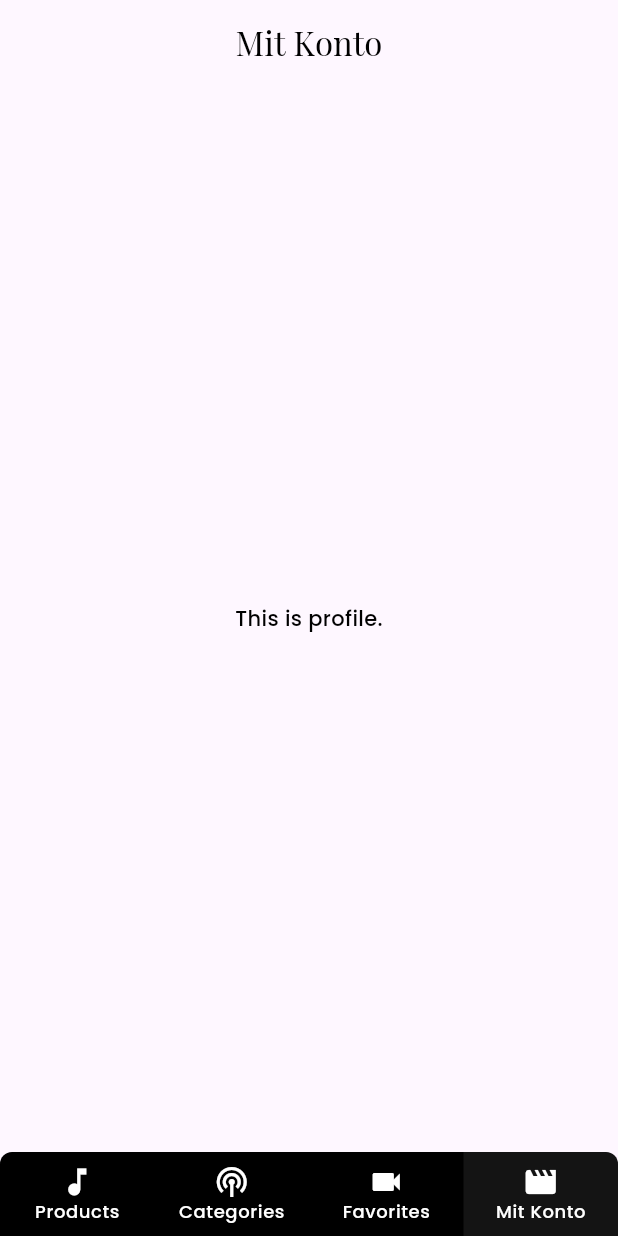
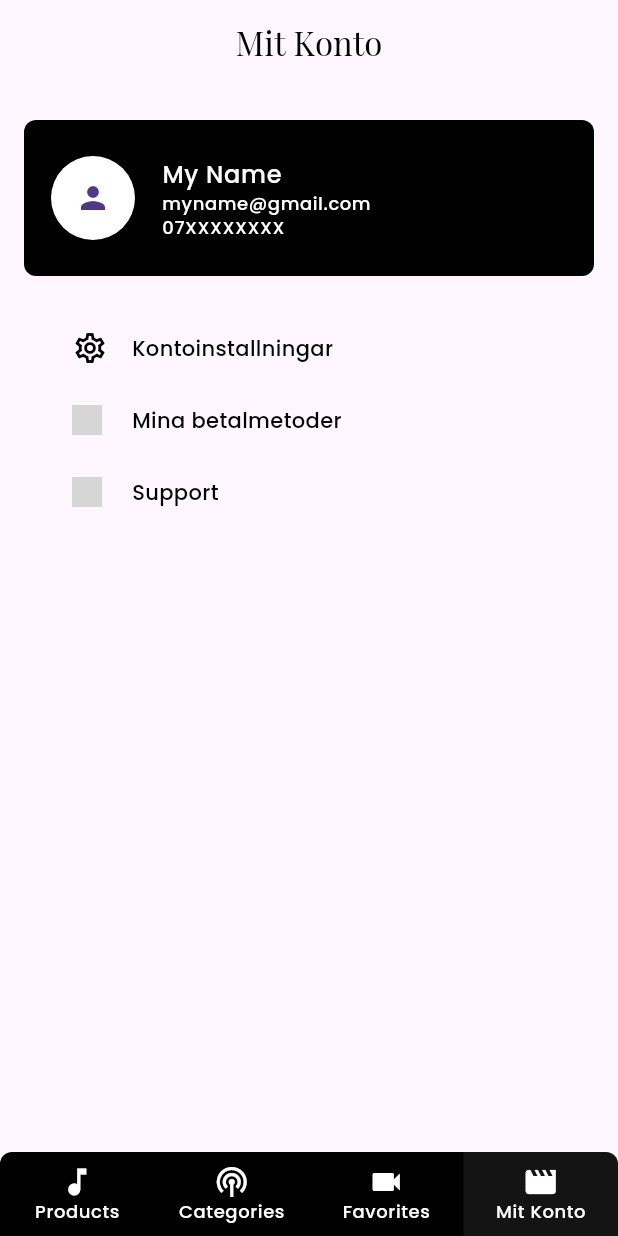
Before and after one commit to MuhammadHannan246/FlutterDemoEcommerceApp, a Flutter app: the screen it shows after launch, item 4 of the bottom bar chosen, on a phone screen of 412 x 824 dp. Run offline on Flutter 3.47's test engine with Material 3 defaults, Android fonts, the phone set to English and light mode, and no system bars; our stand-ins replace cached_network_image, flutter_rating_bar, flutter_svg; network calls fail; grey boxes are pictures that could not be loaded.

Commit message:
Update profile_screen.dart

```diff
--- a/lib/screens/profile_screen.dart
+++ b/lib/screens/profile_screen.dart
@@ -1,4 +1,6 @@
 import 'package:flutter/material.dart';
+import 'package:flutter_svg/flutter_svg.dart';
+import 'package:test/colors/colors.dart';
 
 class ProfileScreen extends StatelessWidget {
   static const String routeName = '/profile';
@@ -6,10 +8,113 @@ class ProfileScreen extends StatelessWidget {
 
   @override
   Widget build(BuildContext context) {
-    return const Scaffold(
-      body: Center(
-        child: Text('This is profile.'),
+    return Scaffold(
+        body: SingleChildScrollView(
+      child: Padding(
+        padding: EdgeInsets.symmetric(horizontal: 16.0, vertical: 16.0),
+        child: Column(
+          crossAxisAlignment: CrossAxisAlignment.start,
+          children: [
+            Card(
+              elevation: 0,
+              margin: const EdgeInsets.symmetric(vertical: 8.0),
+              shape: RoundedRectangleBorder(
+                borderRadius: const BorderRadius.all(
+                  Radius.circular(8.0),
+                ),
+              ),
+              color: kBlackColor,
+              child: Padding(
+                padding: const EdgeInsets.symmetric(vertical: 16.0),
+                child: ListTile(
+                  leading: CircleAvatar(
+                    radius: 30.0,
+                    backgroundColor: kWhiteColor,
+                    child: Icon(Icons.person),
+                  ),
+                  title: Text(
+                    'My Name',
+                    style: Theme.of(context)
+                        .textTheme
+                        .bodyLarge!
+                        .copyWith(color: kWhiteColor),
+                  ),
+                  subtitle: Column(
+                    crossAxisAlignment: CrossAxisAlignment.start,
+                    children: [
+                      Text(
+                        'myname@gmail.com',
+                        style: Theme.of(context)
+                            .textTheme
+                            .bodySmall!
+                            .copyWith(color: kWhiteColor),
+                      ),
+                      Text(
+                        '07XXXXXXXX',
+                        style: Theme.of(context)
+                            .textTheme
+                            .bodySmall!
+                            .copyWith(color: kWhiteColor),
+                      ),
+                    ],
+                  ),
+                ),
+              ),
+            ),
+            const SizedBox(height: 16.0),
+            Padding(
+              padding: const EdgeInsets.symmetric(horizontal: 16.0),
+              child: Column(
+                crossAxisAlignment: CrossAxisAlignment.start,
+                children: [
+                  ListTile(
+                    dense: true,
+                    leading: Icon(
+                      Icons.settings_outlined,
+                      color: kBlackColor,
+                    ),
+                    title: Text(
+                      'Kontoinstallningar',
+                      style: Theme.of(context)
+                          .textTheme
+                          .bodyMedium!
+                          .copyWith(color: kBlackColor),
+                    ),
+                  ),
+                  ListTile(
+                    dense: true,
+                    leading: SvgPicture.asset(
+                      'assets/svgs/mina_svg.svg',
+                      width: 20.0,
+                    ),
+                    title: Text(
+                      'Mina betalmetoder',
+                      style: Theme.of(context)
+                          .textTheme
+                          .bodyMedium!
+                          .copyWith(color: kBlackColor),
+                    ),
+                  ),
+                  ListTile(
+                    dense: true,
+                    leading: SvgPicture.asset(
+                      'assets/svgs/support_svg.svg',
+                      width: 20.0,
+                    ),
+                    title: Text(
+                      'Support',
+                      style: Theme.of(context)
+                          .textTheme
+                          .bodyMedium!
+                          .copyWith(color: kBlackColor),
+                    ),
+                  )
+                ],
+              ),
+            )
+          ],
+        ),
       ),
-    );
+    ));
   }
 }
```
